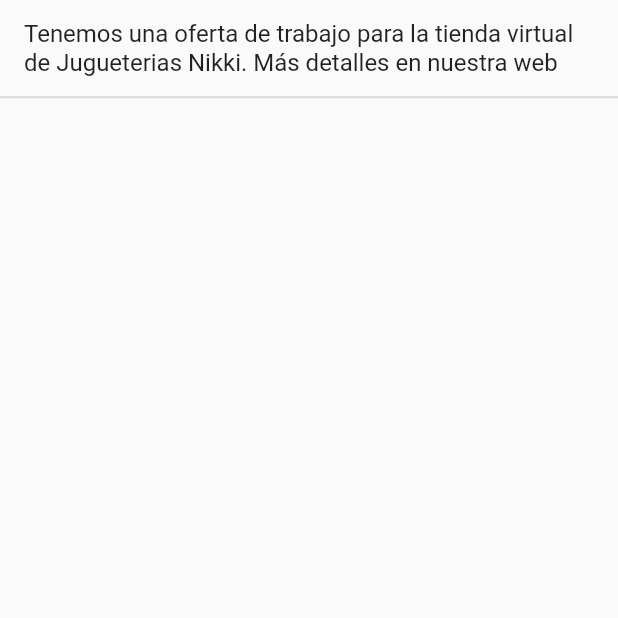
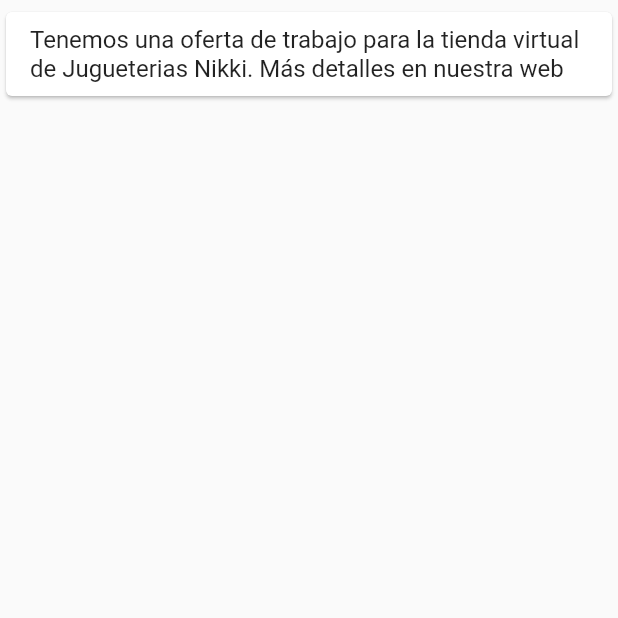
Before and after one commit to Rednaxelus/ULPGC_DIU, a Flutter app: the NewsScreen screen opened directly, on a phone screen of 412 x 824 dp, the top half of it. Run offline on Flutter 3.47's test engine with Material 2 defaults, Android fonts, the phone set to English and light mode, and no system bars; missing offline and left inert: flutter_clean_calendar; Roboto replaces fonts that are missing (Montserrat).

Commit message:
small imprivements, news

```diff
--- a/lib/controler/EventManager.dart
+++ b/lib/controler/EventManager.dart
@@ -6,6 +6,8 @@
   EventManager() {
     events.add(Event('Aplicación de becas cerca', DateTime(2020, 1, 2),
         "no lo olvide", EventType.IMPORTANT));
+    events.add(Event('Entrega P4 EC', DateTime(2020, 1, 2, 10, 30),
+        "Gestión de memoría", EventType.ASSIGNMENT));
     events.add(Event('Exam IS2', DateTime(2020, 1, 24, 11, 30),
         "Thema: MVC, Patrones de diseño; Aula: A2-1", EventType.EXAM));
   }
--- a/lib/controler/MenuPage.dart
+++ b/lib/controler/MenuPage.dart
@@ -71,7 +71,7 @@
           ),
           BottomNavigationBarItem(
             icon: Icon(Icons.business),
-            title: Text('Solicitar Laboratorio'),
+            title: Text('Laboratorios'),
           ),
         ],
         currentIndex: _selectedIndex,
--- a/lib/model/Event.dart
+++ b/lib/model/Event.dart
@@ -11,4 +11,4 @@
   Event(this.title, this.dateTime, this.description, this.eventType);
 }
 
-enum EventType { EXAM, IMPORTANT, LEISURE }
+enum EventType { EXAM, IMPORTANT, LEISURE, ASSIGNMENT }
--- a/lib/view/News.dart
+++ b/lib/view/News.dart
@@ -37,15 +37,12 @@
   Widget _buildLabList() {
     return ListView.builder(
       itemBuilder: (BuildContext context, int index) => Container(
-        decoration: BoxDecoration(
-          border: Border(
-            bottom: BorderSide(width: 1.5, color: Colors.black12),
+        padding: const EdgeInsets.symmetric(horizontal: 0.0, vertical: 4.0),
+        child: Card(
+          child: ListTile(
+            title: Text(_news[index].name),
+            onTap: () {},
           ),
-        ),
-        padding: const EdgeInsets.symmetric(horizontal: 0.0, vertical: 4.0),
-        child: ListTile(
-          title: Text(_news[index].name),
-          onTap: () {},
         ),
       ),
       itemCount: _news.length,
```
Also changed, not shown: lib/view/calender.dart (+6 -1 lines).
